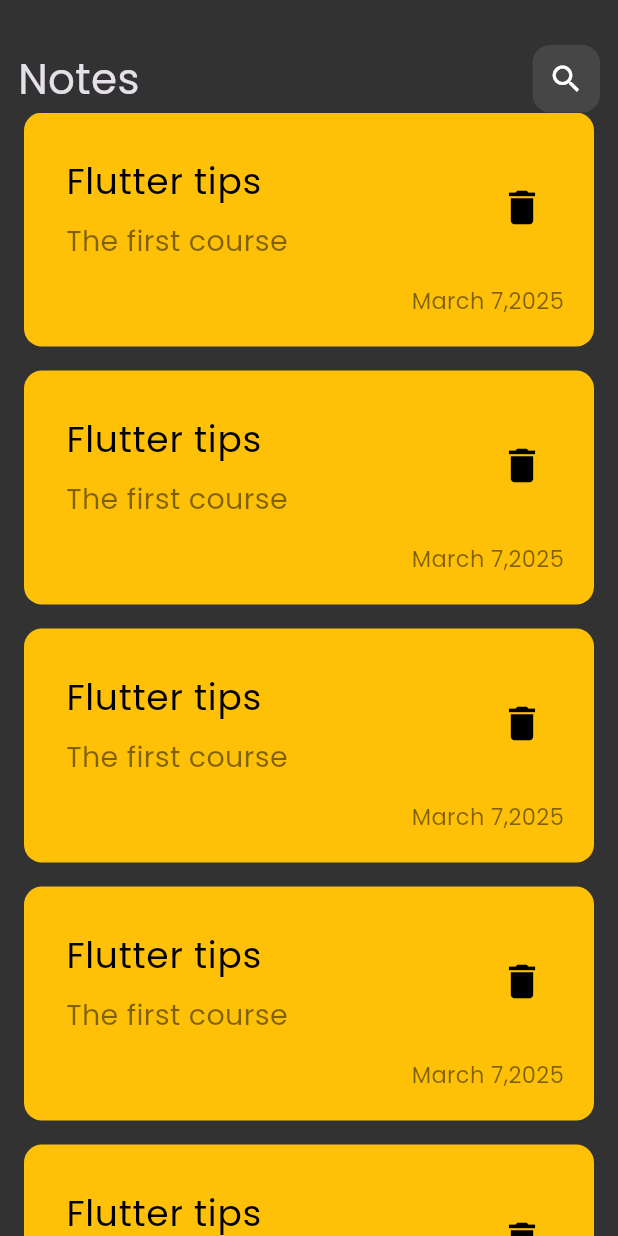
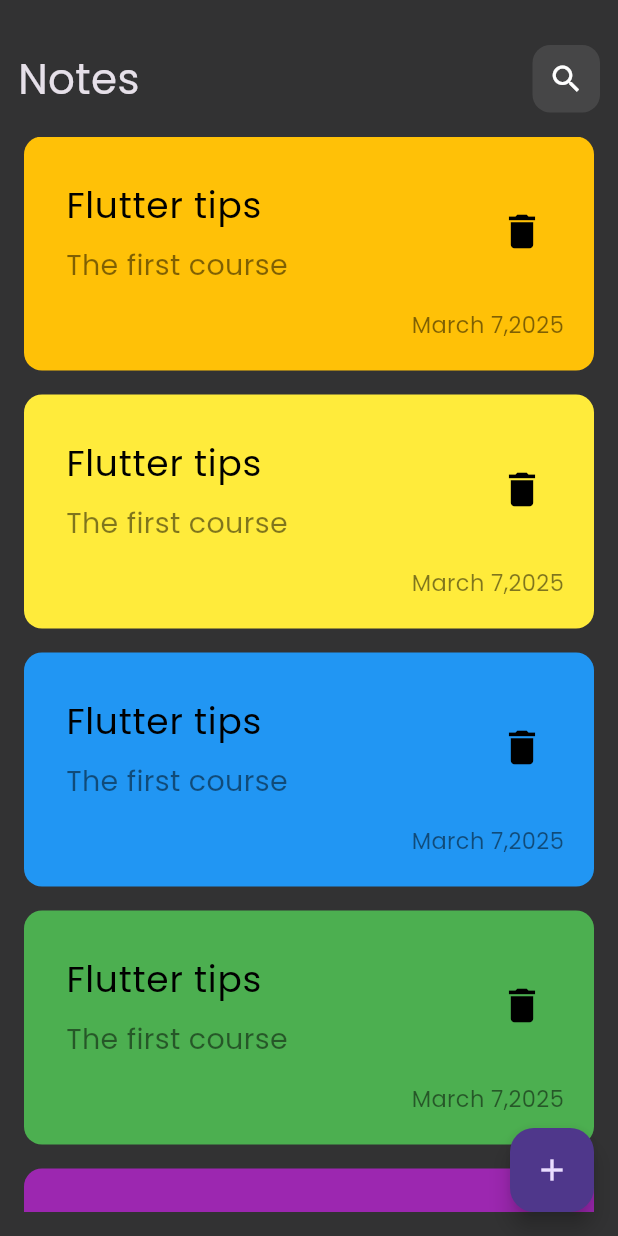
Before and after one commit to alitoson123/notes_app, a Flutter app: the screen it shows after launch, on a phone screen of 412 x 824 dp. Run offline on Flutter 3.47's test engine with Material 3 defaults, Android fonts, the phone set to English and light mode, and no system bars.

Commit message:
create colors of notes, floating action button, show model button sheet

```diff
--- a/lib/Views/home_view.dart
+++ b/lib/Views/home_view.dart
@@ -1,4 +1,5 @@
 import 'package:flutter/material.dart';
+import 'package:notes_app/Widgets/Custom_model_buttom_sheet.dart';
 import 'package:notes_app/Widgets/custom_notes_body.dart';
 
 class HomeView extends StatelessWidget {
@@ -7,7 +8,19 @@ class HomeView extends StatelessWidget {
   @override
   Widget build(BuildContext context) {
     return Scaffold(
-      body: CustomNotesBody()
+      body: CustomNotesBody(),
+      floatingActionButton: FloatingActionButton(
+        onPressed: () {
+          showModalBottomSheet(
+            backgroundColor: Colors.white,
+            context: context,
+            builder: (context) {
+              return CustomModelButtomSheet();
+            },
+          );
+        },
+        child: Icon(Icons.add),
+      ),
     );
   }
 }
--- /dev/null
+++ b/lib/Widgets/Custom_list_of_notes.dart
@@ -0,0 +1,30 @@
+import 'package:flutter/material.dart';
+import 'package:notes_app/Widgets/Custom_note_item.dart';
+
+class CustomListOfNotes extends StatelessWidget {
+  const CustomListOfNotes({super.key});
+
+  @override
+  Widget build(BuildContext context) {
+    List<Color> colorsList = [
+      Colors.amber,
+      Colors.yellow,
+      Colors.blue,
+      Colors.green,
+      Colors.purple,
+      Colors.pink
+    ];
+    return Expanded(
+      child: Padding(
+        padding: const EdgeInsets.symmetric(vertical: 16),
+        child: ListView.builder(
+          padding: EdgeInsets.zero,
+          itemCount: colorsList.length,
+          itemBuilder: (context, index) {
+            return CustomNoteItem(color: colorsList[index],);
+          },
+        ),
+      ),
+    );
+  }
+}
--- /dev/null
+++ b/lib/Widgets/Custom_model_buttom_sheet.dart
@@ -0,0 +1,10 @@
+import 'package:flutter/material.dart';
+
+class CustomModelButtomSheet extends StatelessWidget {
+  const CustomModelButtomSheet({super.key});
+
+  @override
+  Widget build(BuildContext context) {
+    return Container();
+  }
+}
--- a/lib/Widgets/Custom_note_item.dart
+++ b/lib/Widgets/Custom_note_item.dart
@@ -1,15 +1,18 @@
 import 'package:flutter/material.dart';
 
 class CustomNoteItem extends StatelessWidget {
-  const CustomNoteItem({super.key});
+  const CustomNoteItem({super.key, required this.color});
 
+  final Color color;
   @override
   Widget build(BuildContext context) {
     return Padding(
       padding: const EdgeInsets.only(right: 4, left: 4, bottom: 16),
       child: Container(
         decoration: BoxDecoration(
-            color: Colors.amber, borderRadius: BorderRadius.circular(12)),
+          color: color,
+          borderRadius: BorderRadius.circular(12),
+        ),
         child: Padding(
           padding: const EdgeInsets.only(top: 20, bottom: 20, left: 12),
           child: Column(
--- a/lib/Widgets/custom_notes_body.dart
+++ b/lib/Widgets/custom_notes_body.dart
@@ -1,5 +1,5 @@
 import 'package:flutter/material.dart';
-import 'package:notes_app/Widgets/Custom_note_item.dart';
+import 'package:notes_app/Widgets/Custom_list_of_notes.dart';
 import 'package:notes_app/Widgets/custom_app_bar.dart';
 
 class CustomNotesBody extends StatelessWidget {
@@ -12,13 +12,7 @@ class CustomNotesBody extends StatelessWidget {
       child:Column(
         children: [
           CustomAppBar(),
-          Expanded(
-            child: ListView.builder(
-              itemBuilder: (context, index) {
-                return CustomNoteItem();
-              },
-            ),
-          ),
+         CustomListOfNotes(),
         ],
       ),
     );
```
